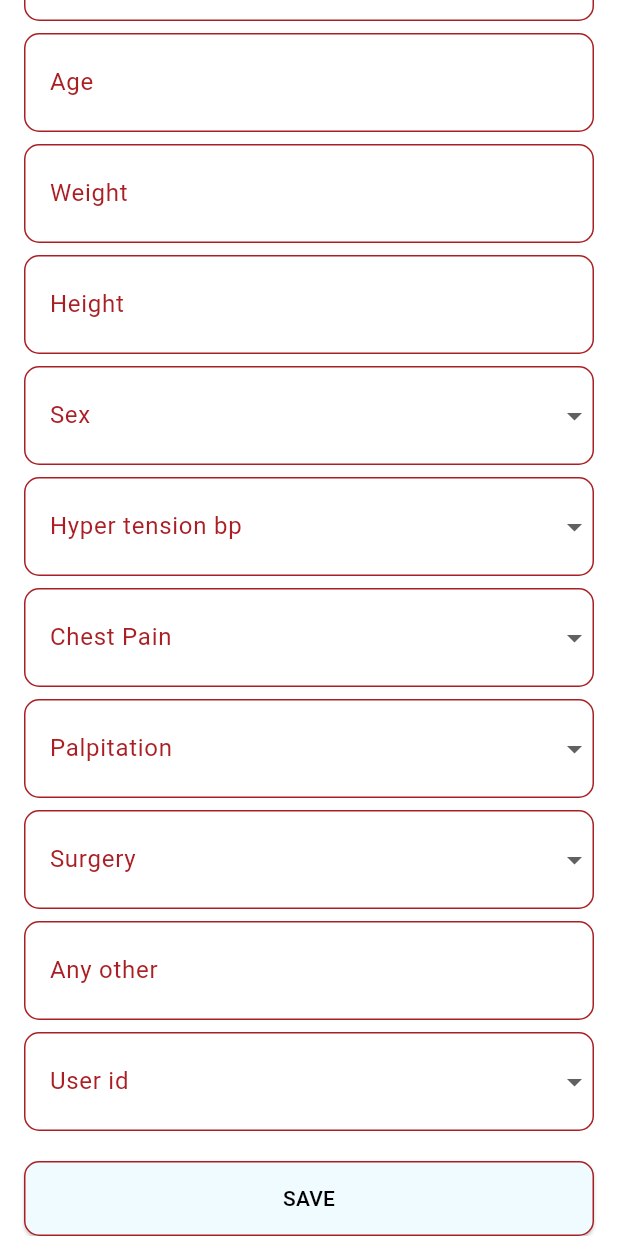
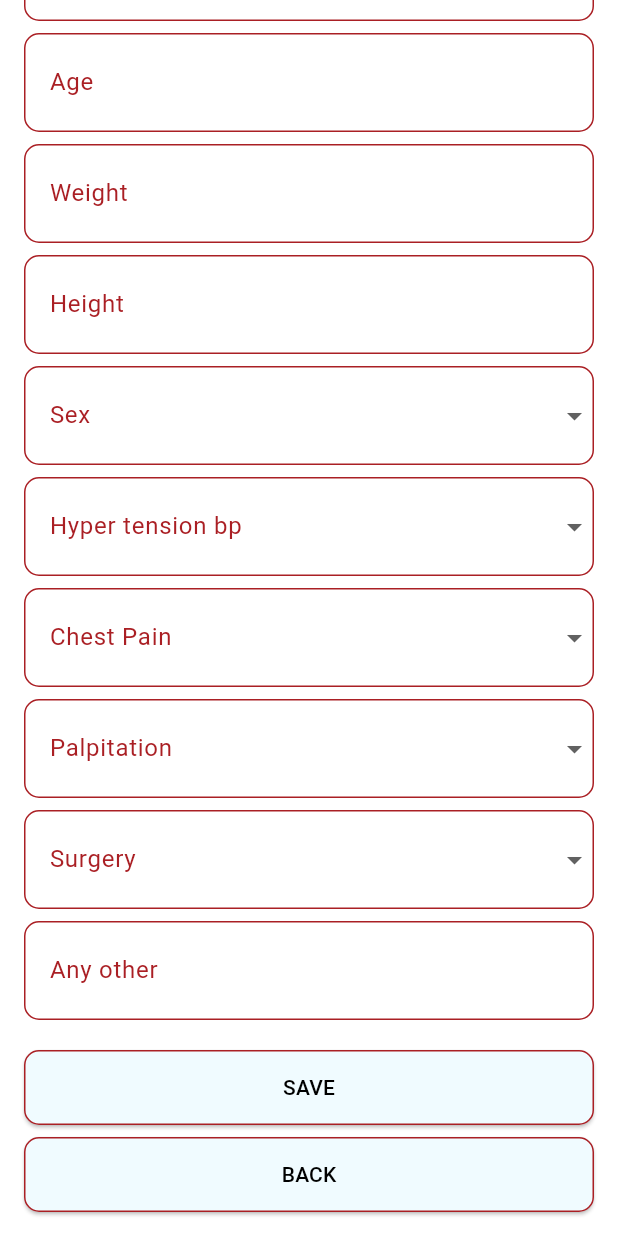
Before and after one commit to Naveencheriyangat/cardiovista, a Flutter app: the MyLoginPage screen opened directly, scrolled down 274 dp, on a phone screen of 412 x 824 dp. Run offline on Flutter 3.47's test engine with Material 3 defaults, Android fonts, the phone set to English and light mode, and no system bars.

Commit message:
commamd added

```diff
--- a/lib/prof.dart
+++ b/lib/prof.dart
@@ -65,14 +65,15 @@ class _MyLoginPageState extends State<MyLoginPage> {
   late TextEditingController ageController;
   late TextEditingController weightController;
   late TextEditingController heightController;
+   late TextEditingController sexController;
   late TextEditingController bpController;
   late TextEditingController bioController;
   late TextEditingController chestPainController;
   late TextEditingController palpitationController;
   late TextEditingController surgeryController;
   late TextEditingController diseasesController;
-  late TextEditingController useridController;
-  late TextEditingController sexController;
+  //late TextEditingController useridController;
+
 
   // Declare hover state variables
   bool _isSignInHovered = false;
@@ -86,14 +87,14 @@ class _MyLoginPageState extends State<MyLoginPage> {
     ageController = TextEditingController();
     weightController = TextEditingController();
     heightController = TextEditingController();
+    sexController = TextEditingController();
     bpController = TextEditingController();
     bioController = TextEditingController();
     chestPainController = TextEditingController();
     palpitationController = TextEditingController();
     surgeryController = TextEditingController();
     diseasesController = TextEditingController();
-    useridController = TextEditingController();
-    sexController = TextEditingController();
+    //useridController = TextEditingController();
     super.initState();
   }
 
@@ -105,14 +106,14 @@ class _MyLoginPageState extends State<MyLoginPage> {
     ageController.dispose();
     weightController.dispose();
     heightController.dispose();
+    sexController.dispose();
     bpController.dispose();
     bioController.dispose();
     chestPainController.dispose();
     palpitationController.dispose();
     surgeryController.dispose();
     diseasesController.dispose();
-    useridController.dispose();
-    sexController.dispose();
+    //useridController.dispose();
     super.dispose();
   }
 
@@ -169,8 +170,8 @@ class _MyLoginPageState extends State<MyLoginPage> {
                     buildDropdownField('Surgery', surgeryController,['yes' , 'no']),
                     SizedBox(height: 8),
                     buildResizableTextField('Any other', diseasesController),
-                    SizedBox(height: 8),
-                    buildDropdownField('User id', useridController, ['admin','anelbabu','adheena','gopesh']),
+                    //SizedBox(height: 8),
+                    //buildDropdownField('User id', useridController, ['admin','anelbabu','adheena','gopesh']),
                     SizedBox(height: 20),
                     SizedBox(
                       width: double.infinity,
@@ -378,6 +379,7 @@ Widget buildDropdownField(String labelText, TextEditingController controller, Li
     );
   }
 
+
   // Other Widget builders remain unchanged...
 
   void submitData() async {
@@ -393,7 +395,7 @@ Widget buildDropdownField(String labelText, TextEditingController controller, Li
     final palpitation = palpitationController.text;
     final surgery = surgeryController.text;
     final diseases = diseasesController.text;
-    final userid = useridController.text;
+    //final userid = useridController.text;
 
     final body = {
       "name": name,
@@ -408,7 +410,7 @@ Widget buildDropdownField(String labelText, TextEditingController controller, Li
       "palpitation": palpitation,
       "surgery": surgery,
       "any_other": diseases,
-      "user_id": userid,
+      //"user_id": userid,
 
     };
     print(body);
```
